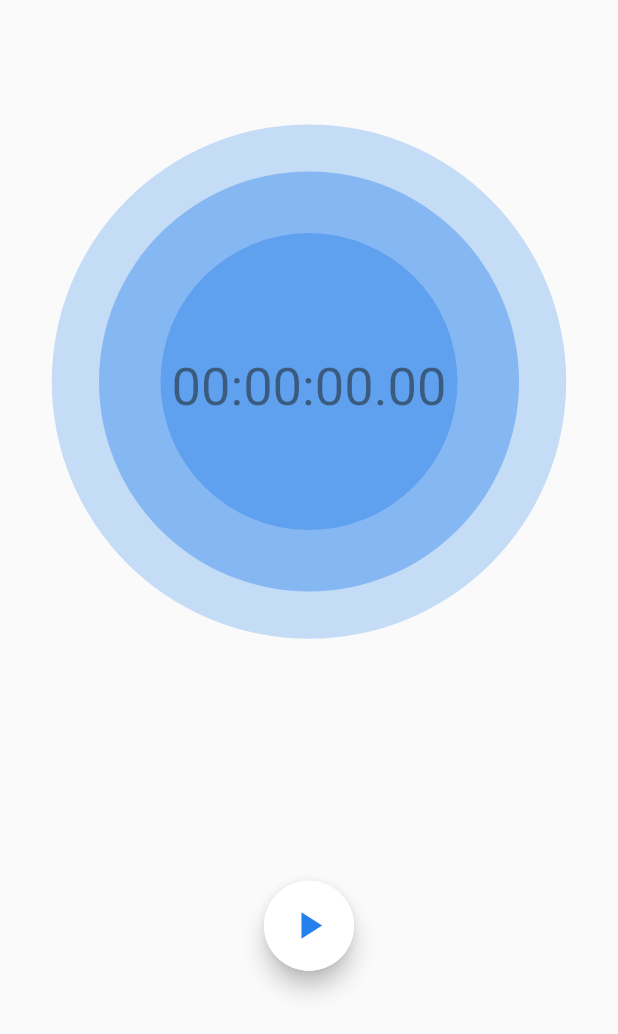
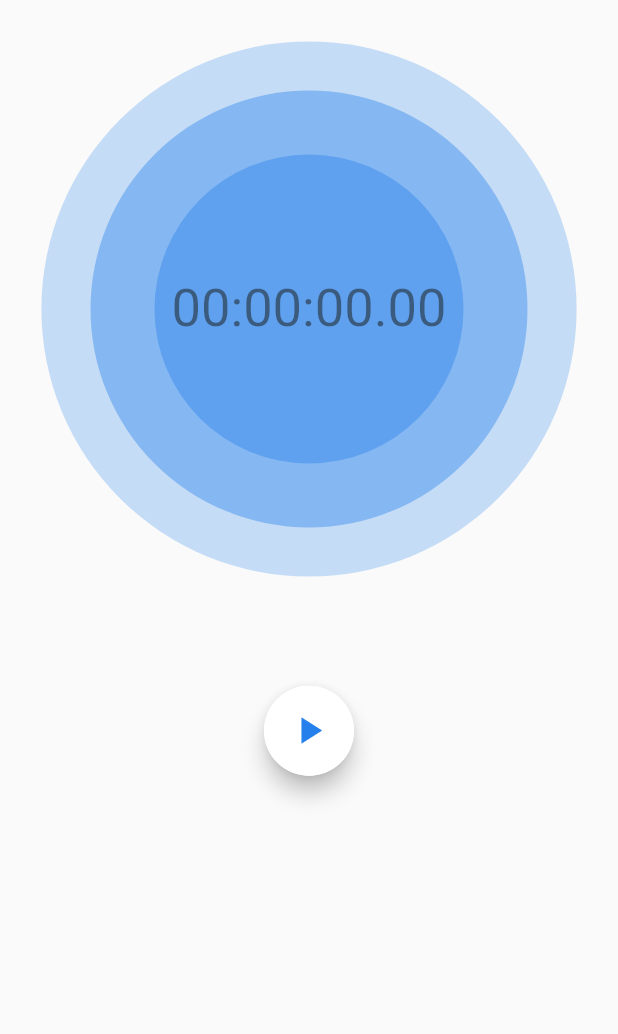
Before and after one commit to OzoneApps/OzoneClock, a Flutter app: the Stopwatch screen opened directly, on a phone screen of 412 x 824 dp. Shown: the top 1034 px of the screen. Run offline on Flutter 3.47's test engine with Material 2 defaults, Android fonts, the light colour scheme and no system bars; our stand-ins replace analog_clock, shared_preferences, stop_watch_timer, timezone; missing offline and left inert: ocarina, sortedmap; accounts and stored records are empty.

Commit message:
Fix UI scaling

```diff
--- a/lib/Stopwatch.dart
+++ b/lib/Stopwatch.dart
@@ -44,17 +44,13 @@ class _StopwatchState extends State < Stopwatch > with TickerProviderStateMixin
   @override
   Widget build(BuildContext context) {
     return Scaffold(
-      body: Padding(
-        padding: EdgeInsets.all(8.0),
-        child: Column(
+      body: Column(
         mainAxisAlignment: MainAxisAlignment.start,
         children: < Widget > [
-            Expanded(
-              child: Align(
-                alignment: FractionalOffset.center,
-                child: AspectRatio(
+          AspectRatio(
             aspectRatio: 1.0,
             child: Stack(
+              alignment: Alignment.center,
               children: < Widget > [
                 Positioned.fill(
                   child: AnimatedBuilder(
@@ -65,15 +61,9 @@ class _StopwatchState extends State < Stopwatch > with TickerProviderStateMixin
                     },
                   ),
                 ),
-                      Align(
-                        alignment: FractionalOffset.bottomCenter,
-                        child: Column(
-                          mainAxisAlignment: MainAxisAlignment.start,
-                          crossAxisAlignment: CrossAxisAlignment.center,
+                Column(
+                  mainAxisAlignment: MainAxisAlignment.center,
                   children: < Widget > [
-                            SizedBox(
-                              height: 0.22 * MediaQuery.of(context).size.height,
-                            ),
                     AnimatedBuilder(
                       animation: controller,
                       builder: (BuildContext context, Widget child) {
@@ -87,16 +77,12 @@ class _StopwatchState extends State < Stopwatch > with TickerProviderStateMixin
                       }),
                   ],
                 ),
-                      ),
               ],
-                  ),
-                ),
             ),
           ),
           Container(
             padding: EdgeInsets.only(
-                top: 0.1 * MediaQuery.of(context).size.height,
-                bottom: 0.2 * MediaQuery.of(context).size.height),
+              top: 0.05 * MediaQuery.of(context).size.height),
             child: isAnimating ?
             Row(
               mainAxisAlignment: MainAxisAlignment.center,
@@ -185,14 +171,13 @@ class _StopwatchState extends State < Stopwatch > with TickerProviderStateMixin
           )
         ],
       ),
-      ),
     );
   }
 }
 
 class SpritePainter extends CustomPainter {
-  final Animation<double> _animation;
-  SpritePainter(this._animation) : super(repaint: _animation);
+  final Animation < double > _animation;
+  SpritePainter(this._animation): super(repaint: _animation);
   void circle(Canvas canvas, Rect rect, double value) {
     double opacity = (1.0 - (value / 4.0)).clamp(0.0, 0.4);
     Color color = new Color.fromRGBO(38, 128, 235, opacity);
```
Also changed, not shown: lib/TimerRun.dart (+25 -23 lines). Lines whose indentation alone changed are shown as unchanged.
